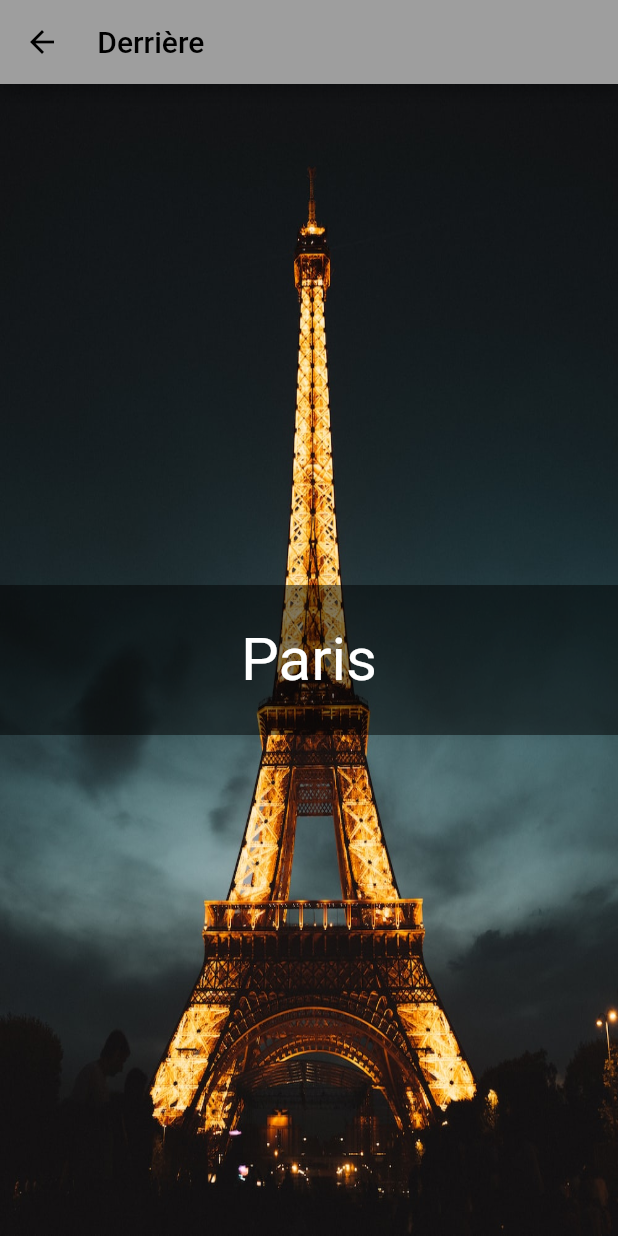
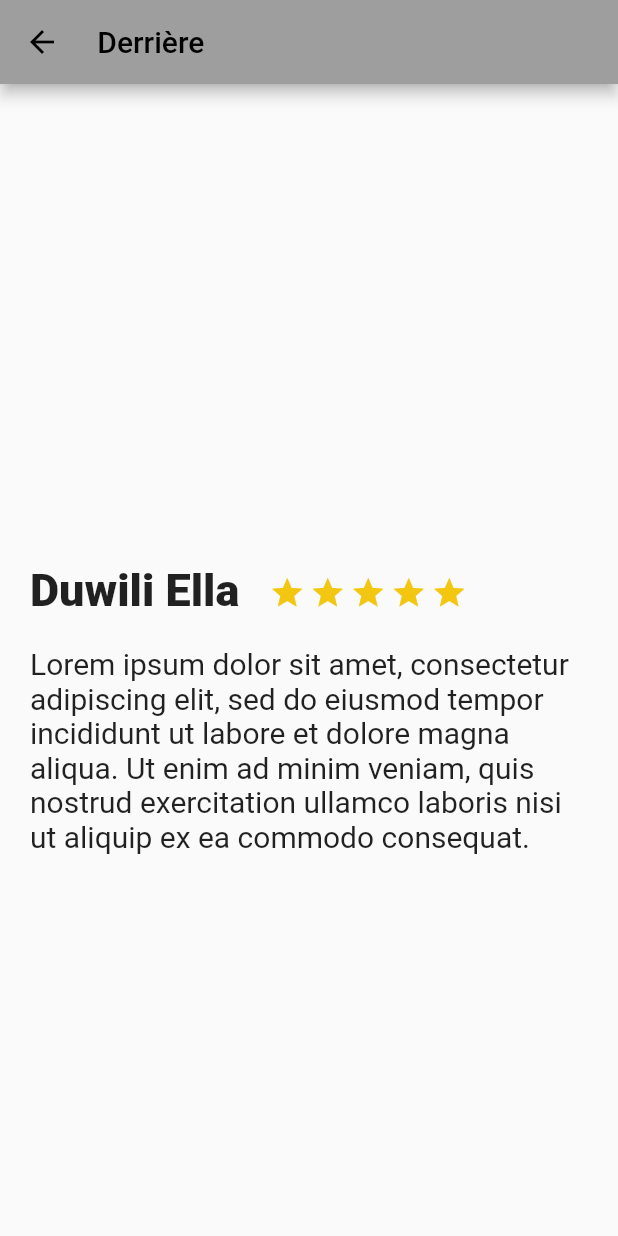
Before and after one commit to Edprietov/Travel-Flutter-App, a Flutter app: the screen it shows after launch, on a phone screen of 412 x 824 dp. Run offline on Flutter 3.47's test engine with Material 2 defaults, Android fonts, the phone set to English and light mode, and no system bars.

Commit message:
Travel app
- Addition of title, stars and text description.

```diff
--- /dev/null
+++ b/lib/description_place.dart
@@ -0,0 +1,55 @@
+import 'package:flutter/material.dart';
+
+class DescriptionPlace extends StatelessWidget {
+
+  @override
+  Widget build(BuildContext context) {
+    // TODO: implement build
+
+    final star = Container(
+      margin: EdgeInsets.only(
+        top: 323.0,
+        right: 3.0
+      ),
+
+      child: Icon(
+        Icons.star,
+        color: Color(0xFFf2C611),
+      ),
+    );
+
+    final title_stars = Row (
+        children: [
+          Container(
+            margin: EdgeInsets.only(
+              top: 320.0,
+              left: 20.0,
+              right: 20.0
+            ),
+            child: Text(
+              "Duwili Ella",
+              style: TextStyle(
+                fontSize: 30.0,
+                fontWeight: FontWeight.w900
+              ),
+              textAlign: TextAlign.left,
+            ),
+          ),
+
+          Row(
+            children: [
+              star,
+              star,
+              star,
+              star,
+              star
+            ],
+          )
+
+        ],
+    );
+
+    return title_stars;
+  }
+
+}
--- /dev/null
+++ b/lib/description_text.dart
@@ -0,0 +1,37 @@
+import 'package:flutter/material.dart';
+
+
+class DescriptionText extends StatelessWidget {
+
+  @override
+  Widget build(BuildContext context) {
+
+    final text_element = Text(
+      "Lorem ipsum dolor sit amet, consectetur adipiscing elit, sed do eiusmod tempor incididunt ut labore et dolore magna aliqua. Ut enim ad minim veniam, quis nostrud exercitation ullamco laboris nisi ut aliquip ex ea commodo consequat.",
+      style: TextStyle(
+          fontSize: 20.0
+      ),
+      textAlign: TextAlign.left,
+    );
+
+    final description_text = Container(
+      margin: EdgeInsets.only(
+          top: 20.0,
+          left: 20.0,
+          right: 20.0
+      ),
+
+      child: Column(
+        children: [
+          text_element
+        ],
+      )
+
+    );
+
+
+    return description_text;
+  }
+
+
+}
--- a/lib/main.dart
+++ b/lib/main.dart
@@ -1,4 +1,6 @@
 import 'package:flutter/material.dart';
+import 'description_place.dart';
+import 'description_text.dart';
 
 void main() {
   runApp(const MyApp());
@@ -31,25 +33,14 @@ class MyApp extends StatelessWidget {
               ),
               bottomOpacity: 100,
             ),
-            body: Stack(
-              fit: StackFit.expand,
+            body:
+            Column(
               children: [
-                FittedBox(
-                  child: Image.asset('assets/images/Eiffel_tower.jpg'),
-                  fit: BoxFit.fill,
-                ),
-                Center(
-                  child: Container(
-                    height: 100,
-                    color: Color.fromRGBO(0, 0, 0, 0.5),
-                    child: Center(
-                      child: Text('Paris',
-                          style: TextStyle(fontSize: 40, color: Colors.white)),
-                    ),
-                  ),
-                )
+                new DescriptionPlace(),
+                new DescriptionText(),
               ],
             )
+
             // <-- SEE HERE
             ));
   }
```
